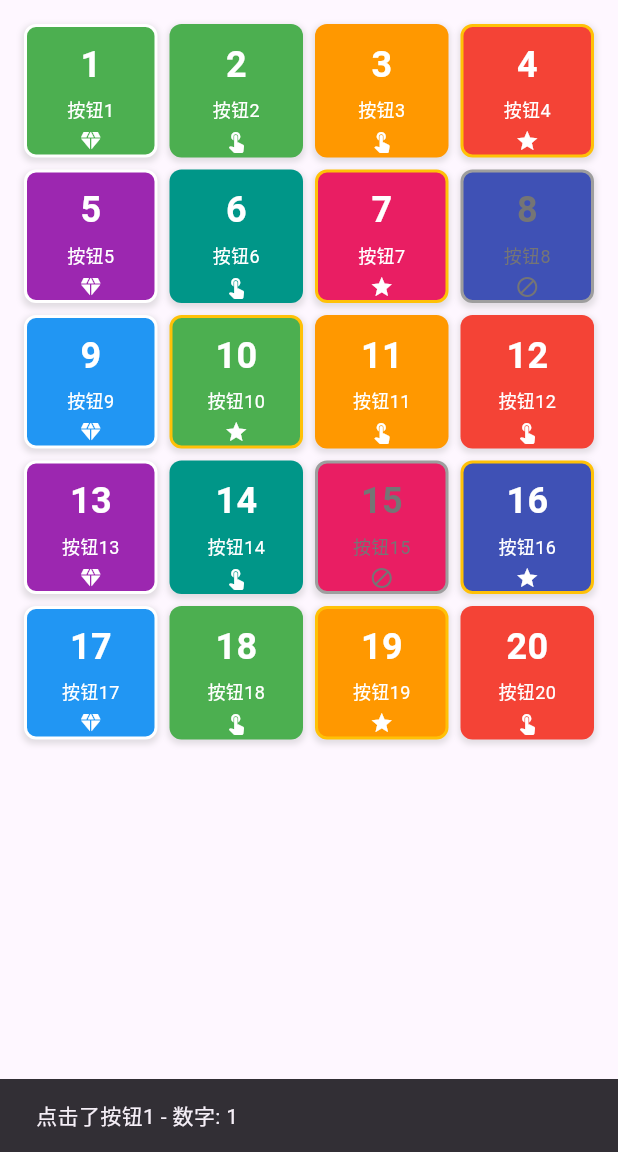
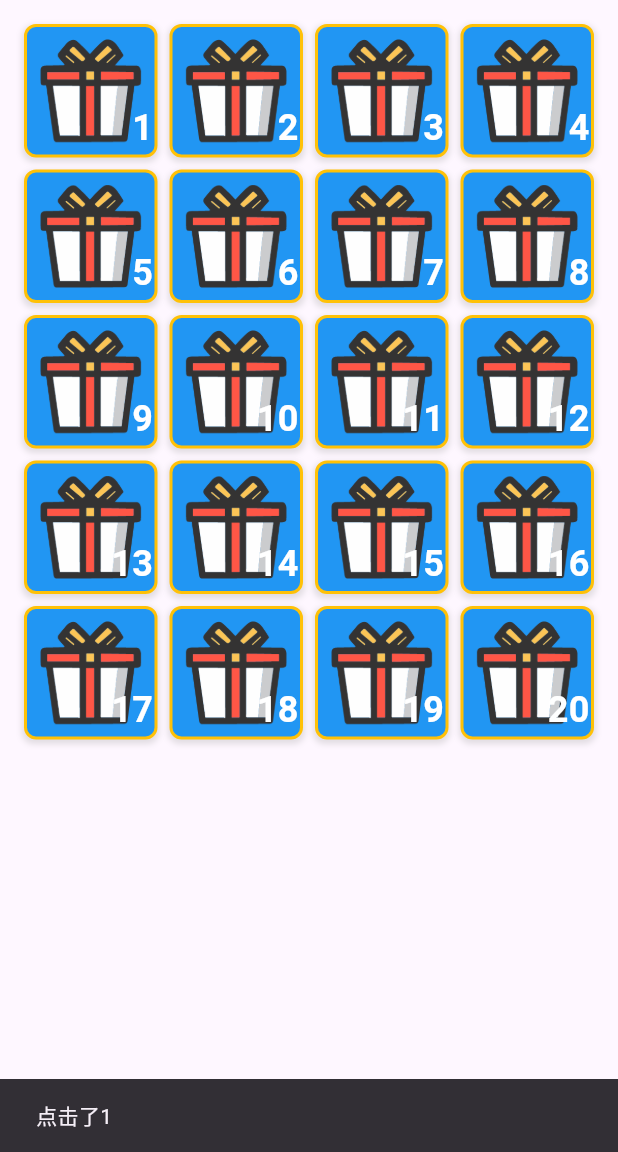
Before and after one commit to vipheyue/DIY_Calculator, a Flutter app: the screen it shows after launch, after a tap on an icon or button, on a phone screen of 412 x 824 dp, the part 84-1236 px from its top. Run offline on Flutter 3.47's test engine with Material 3 defaults, Android fonts, the phone set to English and light mode, and no system bars.

Commit message:
添加界面

```diff
--- a/lib/main.dart
+++ b/lib/main.dart
@@ -1,230 +1,5 @@
 import 'package:flutter/material.dart';
-
-
-// 按钮状态类
-class ButtonState {
-  final String text;
-  final String? backgroundImage;
-  final Color backgroundColor;
-  final ButtonType buttonType;
-  final int number;
-
-  ButtonState({
-    required this.text,
-    this.backgroundImage,
-    required this.backgroundColor,
-    required this.buttonType,
-    required this.number,
-  });
-}
-
-// 按钮类型枚举
-enum ButtonType {
-  normal,
-  highlighted,
-  disabled,
-  special,
-}
-
-class GridButtonScreen extends StatefulWidget {
-  const GridButtonScreen({super.key});
-
-  @override
-  State<GridButtonScreen> createState() =>  _GridButtonScreenState();
-
-}
-
-class _GridButtonScreenState extends State<GridButtonScreen> {
-  // 创建20个按钮的状态集合 (4x5 = 20个按钮)
-  late List<ButtonState> buttonStates;
-
-  @override
-  void initState() {
-    super.initState();
-    initializeButtonStates();
-  }
-
-  void initializeButtonStates() {
-    buttonStates = List.generate(20, (index) {
-      // 根据索引生成不同的状态
-      return ButtonState(
-        text: '按钮${index + 1}',
-        backgroundColor: _getColorByIndex(index),
-        buttonType: _getButtonTypeByIndex(index),
-        number: index + 1,
-      );
-    });
-  }
-
-  Color _getColorByIndex(int index) {
-    List<Color> colors = [
-      Colors.blue,
-      Colors.green,
-      Colors.orange,
-      Colors.red,
-      Colors.purple,
-      Colors.teal,
-      Colors.pink,
-      Colors.indigo,
-    ];
-    return colors[index % colors.length];
-  }
-
-  ButtonType _getButtonTypeByIndex(int index) {
-    if (index % 4 == 0) return ButtonType.special;
-    if (index % 3 == 0) return ButtonType.highlighted;
-    if (index % 7 == 0) return ButtonType.disabled;
-    return ButtonType.normal;
-  }
-
-  @override
-  Widget build(BuildContext context) {
-    return Scaffold(
-      appBar: AppBar(
-        title: Text('网格按钮布局'),
-        backgroundColor: Colors.blueAccent,
-      ),
-      body: Padding(
-        padding: const EdgeInsets.all(16.0),
-        child: GridView.builder(
-          gridDelegate: SliverGridDelegateWithFixedCrossAxisCount(
-            crossAxisCount: 4, // 横向4个按钮
-            crossAxisSpacing: 8.0,
-            mainAxisSpacing: 8.0,
-            childAspectRatio: 1.0, // 正方形按钮
-          ),
-          itemCount: 20, // 总共20个按钮 (4x5)
-          itemBuilder: (context, index) {
-            return _buildGridButton(buttonStates[index], index);
-          },
-        ),
-      ),
-    );
-  }
-
-  Widget _buildGridButton(ButtonState state, int index) {
-    return Container(
-      decoration: BoxDecoration(
-        color: state.backgroundColor,
-        borderRadius: BorderRadius.circular(8.0),
-        border: Border.all(
-          color: _getBorderColor(state.buttonType),
-          width: 2.0,
-        ),
-        boxShadow: [
-          BoxShadow(
-            color: Colors.grey.withOpacity(0.3),
-            spreadRadius: 1,
-            blurRadius: 3,
-            offset: Offset(0, 2),
-          ),
-        ],
-      ),
-      child: Material(
-        color: Colors.transparent,
-        child: InkWell(
-          borderRadius: BorderRadius.circular(8.0),
-          onTap: state.buttonType != ButtonType.disabled
-              ? () => _onButtonPressed(state, index)
-              : null,
-          child: Container(
-            padding: EdgeInsets.all(8.0),
-            child: Column(
-              mainAxisAlignment: MainAxisAlignment.center,
-              children: [
-                // 显示数字
-                Text(
-                  '${state.number}',
-                  style: TextStyle(
-                    fontSize: 24,
-                    fontWeight: FontWeight.bold,
-                    color: _getTextColor(state.buttonType),
-                  ),
-                ),
-                SizedBox(height: 4),
-                // 显示文本
-                Text(
-                  state.text,
-                  style: TextStyle(
-                    fontSize: 12,
-                    color: _getTextColor(state.buttonType),
-                  ),
-                  textAlign: TextAlign.center,
-                  maxLines: 1,
-                  overflow: TextOverflow.ellipsis,
-                ),
-                // 显示按钮类型图标
-                SizedBox(height: 4),
-                Icon(
-                  _getIconByButtonType(state.buttonType),
-                  size: 16,
-                  color: _getTextColor(state.buttonType),
-                ),
-              ],
-            ),
-          ),
-        ),
-      ),
-    );
-  }
-
-  Color _getBorderColor(ButtonType type) {
-    switch (type) {
-      case ButtonType.highlighted:
-        return Colors.amber;
-      case ButtonType.disabled:
-        return Colors.grey;
-      case ButtonType.special:
-        return Colors.white;
-      default:
-        return Colors.transparent;
-    }
-  }
-
-  Color _getTextColor(ButtonType type) {
-    switch (type) {
-      case ButtonType.disabled:
-        return Colors.grey[600]!;
-      default:
-        return Colors.white;
-    }
-  }
-
-  IconData _getIconByButtonType(ButtonType type) {
-    switch (type) {
-      case ButtonType.highlighted:
-        return Icons.star;
-      case ButtonType.disabled:
-        return Icons.block;
-      case ButtonType.special:
-        return Icons.diamond;
-      default:
-        return Icons.touch_app;
-    }
-  }
-
-  void _onButtonPressed(ButtonState state, int index) {
-    setState(() {
-      // 点击时改变按钮状态，例如切换颜色
-      buttonStates[index] = ButtonState(
-        text: state.text,
-        backgroundColor: state.backgroundColor == Colors.blue
-            ? Colors.green
-            : Colors.blue,
-        buttonType: state.buttonType,
-        number: state.number,
-      );
-    });
-
-    // 显示点击反馈
-    ScaffoldMessenger.of(context).showSnackBar(
-      SnackBar(
-        content: Text('点击了${state.text} - 数字: ${state.number}'),
-        duration: Duration(milliseconds: 800),
-      ),
-    );
-  }
-}
+import 'screens/GridButtonScreen.dart';
 
 // 主应用入口
 class MyApp extends StatelessWidget {
--- /dev/null
+++ b/lib/models/ButtonState.dart
@@ -0,0 +1,38 @@
+import 'package:flutter/material.dart';
+
+// 按钮状态类
+class ButtonState {
+  final String text;
+  final String? backgroundImage;
+  final Color backgroundColor;
+  final ButtonType buttonType;
+
+  ButtonState({
+    required this.text,
+    this.backgroundImage,
+    required this.backgroundColor,
+    required this.buttonType,
+  });
+}
+// 按钮类型枚举
+enum ButtonType {
+  zero,
+  one,
+  two,
+  three,
+  four,
+  five,
+  six,
+  seven,
+  eight,
+  nine,
+  add,
+  subtract,
+  multiply,
+  divide,
+  clean,
+  delete,
+  dot,
+  calculate,
+  more,
+}
--- /dev/null
+++ b/lib/screens/GridButtonScreen.dart
@@ -0,0 +1,116 @@
+import 'package:flutter/material.dart';
+
+import '../models/ButtonState.dart';
+
+class GridButtonScreen extends StatefulWidget {
+  const GridButtonScreen({super.key});
+
+  @override
+  State<GridButtonScreen> createState() =>  _GridButtonScreenState();
+}
+
+class _GridButtonScreenState extends State<GridButtonScreen> {
+  // 创建20个按钮的状态集合 (4x5 = 20个按钮)
+  late List<ButtonState> buttonStates;
+
+  @override
+  void initState() {
+    super.initState();
+    initializeButtonStates();
+  }
+
+  void initializeButtonStates() {
+    buttonStates = List.generate(20, (index) {
+      // 根据索引生成不同的状态
+      return ButtonState(
+        text: '${index + 1}',
+        backgroundColor:  Colors.blue,
+        buttonType: ButtonType.zero,
+      );
+    });
+  }
+
+  @override
+  Widget build(BuildContext context) {
+    return Scaffold(
+      appBar: AppBar(
+        title: Text('网格按钮布局'),
+        backgroundColor: Colors.blueAccent,
+      ),
+      body: Padding(
+        padding: const EdgeInsets.all(16.0),
+        child: GridView.builder(
+          gridDelegate: SliverGridDelegateWithFixedCrossAxisCount(
+            crossAxisCount: 4, // 横向4个按钮
+            crossAxisSpacing: 8.0,
+            mainAxisSpacing: 8.0,
+            childAspectRatio: 1.0, // 正方形按钮
+          ),
+          itemCount: 20, // 总共20个按钮 (4x5)
+          itemBuilder: (context, index) {
+            return _buildGridButton(buttonStates[index], index);
+          },
+        ),
+      ),
+    );
+  }
+
+  Widget _buildGridButton(ButtonState state, int index) {
+    return Container(
+      decoration: BoxDecoration(
+        color: state.backgroundColor,
+        borderRadius: BorderRadius.circular(8.0),
+        border: Border.all(
+          color: Colors.amber,
+          width: 2.0,
+        ),
+        boxShadow: [
+          BoxShadow(
+            color: Colors.grey.withOpacity(0.3),
+            spreadRadius: 1,
+            blurRadius: 3,
+            offset: Offset(0, 2),
+          ),
+        ],
+      ),
+      child: Material(
+        color: Colors.transparent,
+        child: InkWell(
+          borderRadius: BorderRadius.circular(8.0),
+          onTap:  () => _onButtonPressed(state, index),
+          child: Stack(
+            children: [
+              Padding(
+                padding: const EdgeInsets.all(8.0),
+                child: Image.asset('assets/images/shengdanliwu.png'),
+              ),
+              // 显示数字
+              Positioned(
+                bottom: 1,
+                right: 1,
+                child: Text(
+                  '${state.text}',
+                  style: TextStyle(
+                    fontSize: 24,
+                    fontWeight: FontWeight.bold,
+                    color: Colors.white,
+                  ),
+                ),
+              ),
+            ],
+          ),
+        ),
+      ),
+    );
+  }
+
+  void _onButtonPressed(ButtonState state, int index) {
+    // 显示点击反馈
+    ScaffoldMessenger.of(context).showSnackBar(
+      SnackBar(
+        content: Text('点击了${state.text} '),
+        duration: Duration(milliseconds: 800),
+      ),
+    );
+  }
+}
--- a/pubspec.yaml
+++ b/pubspec.yaml
@@ -56,7 +56,8 @@ flutter:
   # included with your application, so that you can use the icons in
   # the material Icons class.
   uses-material-design: true
-
+  assets:
+    - assets/images/
   # To add assets to your application, add an assets section, like this:
   # assets:
   #   - images/a_dot_burr.jpeg
```
Also changed, not shown: assets/images/shengdanliwu.png (added).
